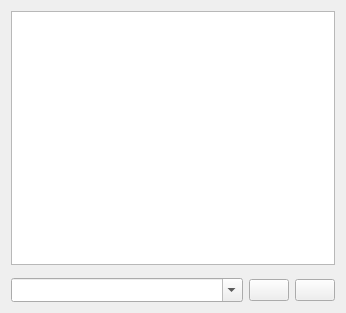
The window that View/ConsoleForm.ui (octronic-uk/Candle) describes before a commit, drawn with Qt 5.
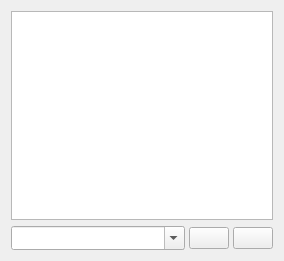
The same window after the commit. Icons and pictures are not drawn. Custom widgets are drawn as their Qt base class.

Patch:
```diff
--- a/View/ConsoleForm.ui
+++ b/View/ConsoleForm.ui
@@ -6,8 +6,8 @@
    <rect>
     <x>0</x>
     <y>0</y>
-    <width>346</width>
-    <height>313</height>
+    <width>284</width>
+    <height>261</height>
    </rect>
   </property>
   <property name="windowTitle">
@@ -33,25 +33,18 @@
     </widget>
    </item>
    <item>
-    <spacer name="spacerConsole">
-     <property name="orientation">
-      <enum>Qt::Vertical</enum>
+    <layout class="QHBoxLayout" name="horizontalLayout_7" stretch="0,0,0">
+     <property name="spacing">
+      <number>4</number>
      </property>
-     <property name="sizeType">
-      <enum>QSizePolicy::Fixed</enum>
-     </property>
-     <property name="sizeHint" stdset="0">
-      <size>
-       <width>20</width>
-       <height>7</height>
-      </size>
-     </property>
-    </spacer>
-   </item>
-   <item>
-    <layout class="QHBoxLayout" name="horizontalLayout_7" stretch="1,0,0">
      <item>
-      <widget class="ComboBox" name="cboCommand">
+      <widget class="QComboBox" name="cboCommand">
+       <property name="sizePolicy">
+        <sizepolicy hsizetype="Expanding" vsizetype="Fixed">
+         <horstretch>0</horstretch>
+         <verstretch>0</verstretch>
+        </sizepolicy>
+       </property>
        <property name="styleSheet">
         <string notr="true">padding-top: 3;
 padding-bottom: 3;
@@ -73,6 +66,24 @@
      </item>
      <item>
       <widget class="QPushButton" name="cmdCommandSend">
+       <property name="sizePolicy">
+        <sizepolicy hsizetype="Fixed" vsizetype="Fixed">
+         <horstretch>0</horstretch>
+         <verstretch>0</verstretch>
+        </sizepolicy>
+       </property>
+       <property name="minimumSize">
+        <size>
+         <width>0</width>
+         <height>0</height>
+        </size>
+       </property>
+       <property name="baseSize">
+        <size>
+         <width>32</width>
+         <height>32</height>
+        </size>
+       </property>
        <property name="toolTip">
         <string>Send command</string>
        </property>
@@ -90,6 +101,24 @@
      </item>
      <item>
       <widget class="QPushButton" name="cmdClearConsole">
+       <property name="sizePolicy">
+        <sizepolicy hsizetype="Fixed" vsizetype="Fixed">
+         <horstretch>0</horstretch>
+         <verstretch>0</verstretch>
+        </sizepolicy>
+       </property>
+       <property name="minimumSize">
+        <size>
+         <width>0</width>
+         <height>0</height>
+        </size>
+       </property>
+       <property name="baseSize">
+        <size>
+         <width>32</width>
+         <height>32</height>
+        </size>
+       </property>
        <property name="toolTip">
         <string>Clear console</string>
        </property>
@@ -109,13 +138,6 @@
    </item>
   </layout>
  </widget>
- <customwidgets>
-  <customwidget>
-   <class>ComboBox</class>
-   <extends>QComboBox</extends>
-   <header location="global">View/Widgets/ComboBox.h</header>
-  </customwidget>
- </customwidgets>
  <resources>
   <include location="../Resources/images.qrc"/>
  </resources>
```
Left out of the diff: 2 changed lines with no effect on the pictures.
